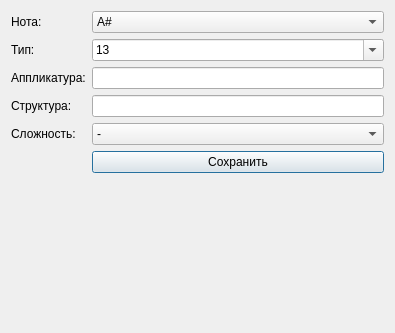
Above: design/input_dialog.ui from GGlebux/chordPRO before the change. Below: the same form after it.
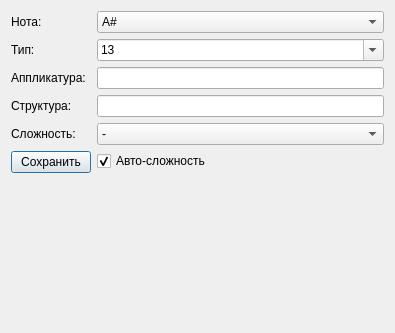
That is the form after the change.

Patch:
```diff
--- a/design/input_dialog.ui
+++ b/design/input_dialog.ui
@@ -448,6 +448,16 @@
     </widget>
    </item>
    <item row="5" column="1">
+    <widget class="QCheckBox" name="auto_diff">
+     <property name="text">
+      <string>Авто-сложность</string>
+     </property>
+     <property name="checked">
+      <bool>true</bool>
+     </property>
+    </widget>
+   </item>
+   <item row="5" column="0">
     <widget class="QPushButton" name="save_button">
      <property name="text">
       <string>Сохранить</string>
```
